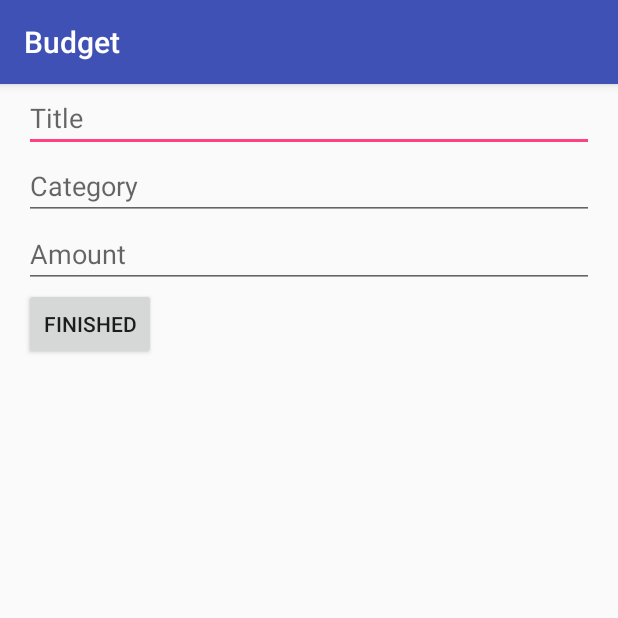
After one commit to jeffchang5/Android-Workshop, an Android app: the AddItemActivity screen opened directly, with no data from a screen before it, on a phone screen of 412 x 824 dp, the top half of it. The commit adds this screen. Run offline under Robolectric (Android 15) with nearby library versions, the phone set to English and light mode, and no system bars.

Commit message:
Added screen for creating budget items.

```diff
--- a/Budget/app/src/main/AndroidManifest.xml
+++ b/Budget/app/src/main/AndroidManifest.xml
@@ -16,6 +16,8 @@
                 <category android:name="android.intent.category.LAUNCHER" />
             </intent-filter>
         </activity>
+        <activity android:name=".budgetlist.additem.AddItemActivity" />
+
     </application>
 
 </manifest>
--- /dev/null
+++ b/Budget/app/src/main/java/io/jeffchang/budget/budgetlist/additem/AddItemActivity.java
@@ -0,0 +1,51 @@
+package io.jeffchang.budget.budgetlist.additem;
+
+import android.content.Intent;
+import android.os.Bundle;
+import android.support.v7.app.AppCompatActivity;
+import android.view.View;
+import android.widget.Button;
+import android.widget.EditText;
+
+import io.jeffchang.budget.R;
+import io.jeffchang.budget.budgetlist.BudgetItem;
+
+public class AddItemActivity extends AppCompatActivity {
+
+    public static int ADD_ITEM_REQUEST_CODE = 1001;
+
+    public static String BUDGET_ITEM_EXTRA = "BUDGET_ITEM_EXTRA";
+
+    protected void onCreate(Bundle savedInstanceState) {
+        super.onCreate(savedInstanceState);
+        setContentView(R.layout.activity_add_item);
+
+        Button finishedButton = findViewById(R.id.activity_add_item_finished_button);
+
+        finishedButton.setOnClickListener(new View.OnClickListener() {
+            @Override
+            public void onClick(View v) {
+                Intent intent = new Intent();
+                intent.putExtra(BUDGET_ITEM_EXTRA, getBudgetItem());
+                setResult(RESULT_OK, intent);
+                finish();
+            }
+        });
+    }
+
+    private BudgetItem getBudgetItem() {
+        EditText categoryEditText = findViewById(R.id.activity_add_item_category_text_view);
+        EditText titleEditText = findViewById(R.id.activity_add_item_title_text_view);
+        EditText amountEditText = findViewById(R.id.activity_add_item_amount_text_view);
+
+        float amount = Float.parseFloat(amountEditText.getText().toString());
+        return new BudgetItem(
+                "id",
+                categoryEditText.getText().toString(),
+                titleEditText.getText().toString(),
+                amount
+        );
+
+    }
+
+}
--- /dev/null
+++ b/Budget/app/src/main/res/layout/activity_add_item.xml
@@ -0,0 +1,41 @@
+<?xml version="1.0" encoding="utf-8"?>
+<LinearLayout
+    xmlns:android="http://schemas.android.com/apk/res/android"
+    android:layout_width="match_parent"
+    android:layout_height="match_parent"
+    android:orientation="vertical">
+
+    <EditText
+        android:id="@+id/activity_add_item_title_text_view"
+        android:layout_width="match_parent"
+        android:layout_height="wrap_content"
+        android:layout_marginStart="16dp"
+        android:layout_marginEnd="16dp"
+        android:hint="Title" />
+
+    <EditText
+        android:id="@+id/activity_add_item_category_text_view"
+        android:layout_width="match_parent"
+        android:layout_height="wrap_content"
+        android:layout_marginStart="16dp"
+        android:layout_marginEnd="16dp"
+        android:hint="Category" />
+
+    <EditText
+        android:id="@+id/activity_add_item_amount_text_view"
+        android:layout_width="match_parent"
+        android:layout_height="wrap_content"
+        android:inputType="numberDecimal"
+        android:layout_marginStart="16dp"
+        android:layout_marginEnd="16dp"
+        android:hint="Amount" />
+
+    <Button
+        android:id="@+id/activity_add_item_finished_button"
+        android:layout_width="wrap_content"
+        android:layout_height="wrap_content"
+        android:layout_marginStart="16dp"
+        android:layout_marginEnd="16dp"
+        android:text="FINISHED" />
+
+</LinearLayout>
```
Also changed, not shown: Budget/app/src/main/java/io/jeffchang/budget/MainActivity.java (+41 -2 lines), Budget/app/src/main/java/io/jeffchang/budget/budgetlist/BudgetItem.java (+42 -1 lines), Budget/app/src/main/res/layout/activity_main.xml (+10 -1 lines).
